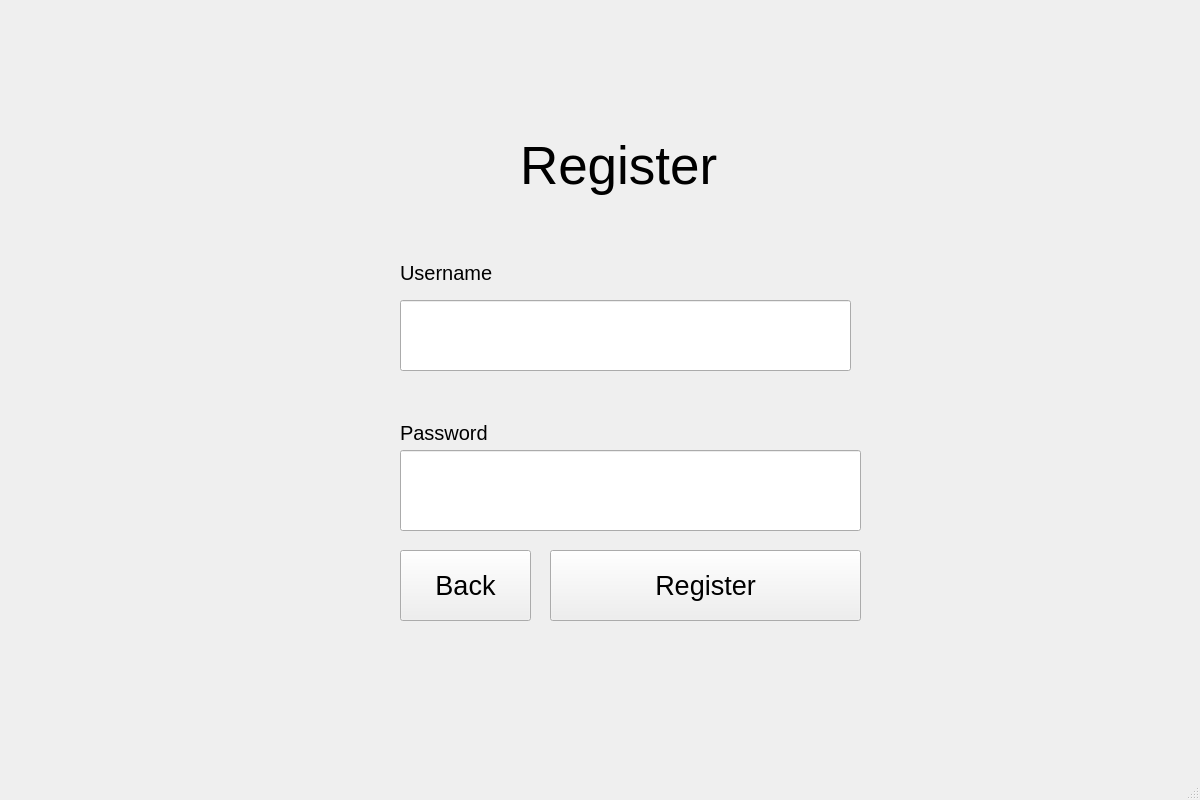
This is register.ui in cjohnson194/Final2 as Qt 5 draws it before an edit. The edited form follows.
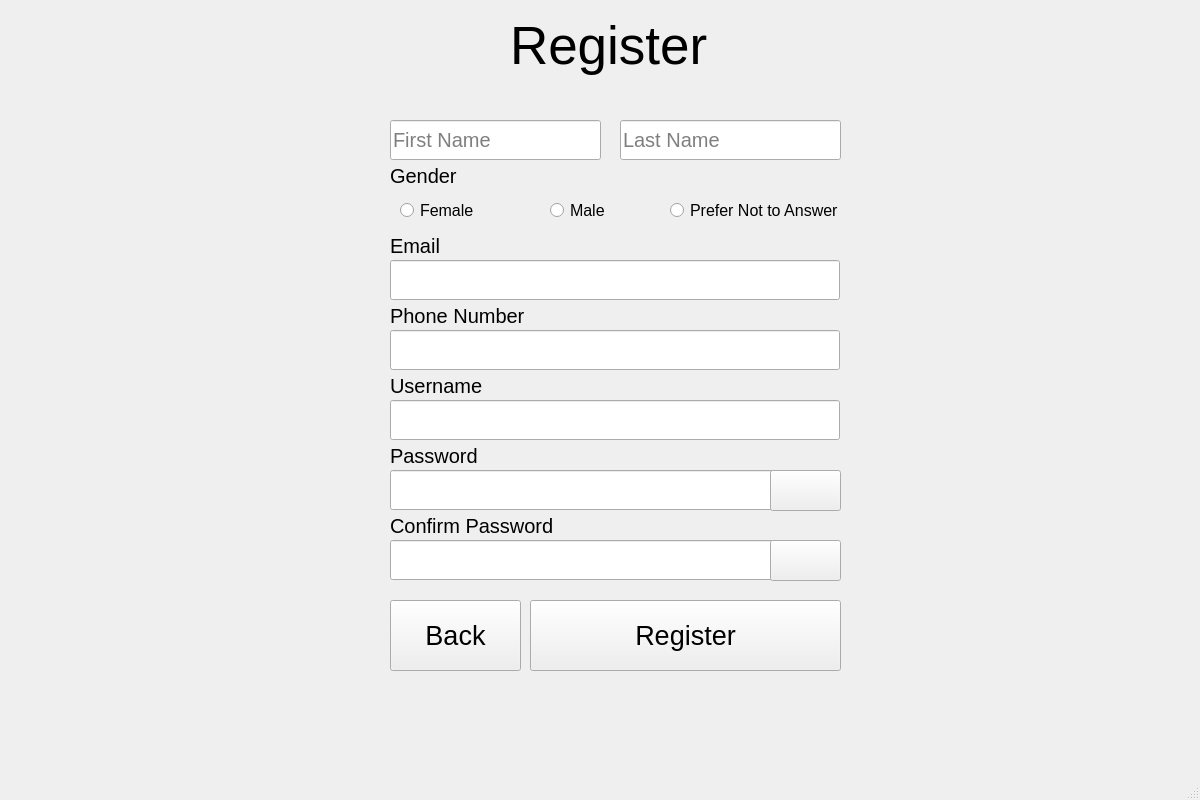
This is the edited form. Icons and pictures are not drawn.

The edit to the form file:
```diff
--- a/register.ui
+++ b/register.ui
@@ -10,6 +10,12 @@
     <height>800</height>
    </rect>
   </property>
+  <property name="sizePolicy">
+   <sizepolicy hsizetype="Fixed" vsizetype="Fixed">
+    <horstretch>0</horstretch>
+    <verstretch>0</verstretch>
+   </sizepolicy>
+  </property>
   <property name="minimumSize">
    <size>
     <width>1200</width>
@@ -25,13 +31,16 @@
   <property name="windowTitle">
    <string>Register</string>
   </property>
+  <property name="tabShape">
+   <enum>QTabWidget::Rounded</enum>
+  </property>
   <widget class="QWidget" name="centralwidget">
    <widget class="QLabel" name="label_top">
     <property name="geometry">
      <rect>
-      <x>520</x>
-      <y>120</y>
-      <width>241</width>
+      <x>510</x>
+      <y>0</y>
+      <width>201</width>
       <height>91</height>
      </rect>
     </property>
@@ -47,30 +56,60 @@
    <widget class="QLineEdit" name="registerLineEdit_username">
     <property name="geometry">
      <rect>
-      <x>400</x>
-      <y>300</y>
-      <width>451</width>
-      <height>71</height>
+      <x>390</x>
+      <y>400</y>
+      <width>450</width>
+      <height>40</height>
      </rect>
     </property>
+    <property name="font">
+     <font>
+      <family>Courier</family>
+      <pointsize>19</pointsize>
+     </font>
+    </property>
+    <property name="focusPolicy">
+     <enum>Qt::ClickFocus</enum>
+    </property>
+    <property name="text">
+     <string/>
+    </property>
    </widget>
    <widget class="QLineEdit" name="registerLineEdit_password">
     <property name="geometry">
      <rect>
-      <x>400</x>
-      <y>450</y>
-      <width>461</width>
-      <height>81</height>
+      <x>390</x>
+      <y>470</y>
+      <width>450</width>
+      <height>40</height>
      </rect>
     </property>
+    <property name="font">
+     <font>
+      <family>Courier</family>
+      <pointsize>19</pointsize>
+     </font>
+    </property>
+    <property name="focusPolicy">
+     <enum>Qt::ClickFocus</enum>
+    </property>
+    <property name="inputMask">
+     <string/>
+    </property>
+    <property name="frame">
+     <bool>true</bool>
+    </property>
+    <property name="echoMode">
+     <enum>QLineEdit::Password</enum>
+    </property>
    </widget>
    <widget class="QLabel" name="label_username">
     <property name="geometry">
      <rect>
-      <x>400</x>
-      <y>252</y>
-      <width>161</width>
-      <height>41</height>
+      <x>390</x>
+      <y>370</y>
+      <width>141</width>
+      <height>31</height>
      </rect>
     </property>
     <property name="font">
@@ -85,10 +124,10 @@
    <widget class="QLabel" name="label_password">
     <property name="geometry">
      <rect>
-      <x>400</x>
-      <y>412</y>
+      <x>390</x>
+      <y>440</y>
       <width>141</width>
-      <height>41</height>
+      <height>31</height>
      </rect>
     </property>
     <property name="font">
@@ -103,8 +142,8 @@
    <widget class="QPushButton" name="RegisterPushButton_register">
     <property name="geometry">
      <rect>
-      <x>550</x>
-      <y>550</y>
+      <x>530</x>
+      <y>600</y>
       <width>311</width>
       <height>71</height>
      </rect>
@@ -121,8 +160,8 @@
    <widget class="QPushButton" name="RegisterPushButton_back">
     <property name="geometry">
      <rect>
-      <x>400</x>
-      <y>550</y>
+      <x>390</x>
+      <y>600</y>
       <width>131</width>
       <height>71</height>
      </rect>
@@ -139,10 +178,10 @@
    <widget class="QLabel" name="register_output_label">
     <property name="geometry">
      <rect>
-      <x>406</x>
-      <y>640</y>
+      <x>396</x>
+      <y>680</y>
       <width>451</width>
-      <height>20</height>
+      <height>31</height>
      </rect>
     </property>
     <property name="text">
@@ -152,6 +191,319 @@
      <set>Qt::AlignCenter</set>
     </property>
    </widget>
+   <widget class="QPushButton" name="eyepass_button_register">
+    <property name="geometry">
+     <rect>
+      <x>770</x>
+      <y>470</y>
+      <width>71</width>
+      <height>41</height>
+     </rect>
+    </property>
+    <property name="text">
+     <string/>
+    </property>
+    <property name="icon">
+     <iconset>
+      <normaloff>eyepass.png</normaloff>eyepass.png</iconset>
+    </property>
+    <property name="iconSize">
+     <size>
+      <width>50</width>
+      <height>50</height>
+     </size>
+    </property>
+    <property name="checkable">
+     <bool>true</bool>
+    </property>
+   </widget>
+   <widget class="QLineEdit" name="registerLineEdit_firstname">
+    <property name="geometry">
+     <rect>
+      <x>390</x>
+      <y>120</y>
+      <width>211</width>
+      <height>40</height>
+     </rect>
+    </property>
+    <property name="font">
+     <font>
+      <pointsize>15</pointsize>
+     </font>
+    </property>
+    <property name="focusPolicy">
+     <enum>Qt::ClickFocus</enum>
+    </property>
+    <property name="inputMask">
+     <string/>
+    </property>
+    <property name="text">
+     <string/>
+    </property>
+    <property name="placeholderText">
+     <string>First Name</string>
+    </property>
+    <property name="cursorMoveStyle">
+     <enum>Qt::VisualMoveStyle</enum>
+    </property>
+   </widget>
+   <widget class="QLabel" name="label_confirm_password">
+    <property name="geometry">
+     <rect>
+      <x>390</x>
+      <y>510</y>
+      <width>171</width>
+      <height>31</height>
+     </rect>
+    </property>
+    <property name="font">
+     <font>
+      <pointsize>15</pointsize>
+     </font>
+    </property>
+    <property name="text">
+     <string>Confirm Password</string>
+    </property>
+   </widget>
+   <widget class="QLineEdit" name="registerLineEdit_password_con">
+    <property name="geometry">
+     <rect>
+      <x>390</x>
+      <y>540</y>
+      <width>450</width>
+      <height>40</height>
+     </rect>
+    </property>
+    <property name="font">
+     <font>
+      <family>Courier</family>
+      <pointsize>19</pointsize>
+     </font>
+    </property>
+    <property name="focusPolicy">
+     <enum>Qt::ClickFocus</enum>
+    </property>
+    <property name="inputMask">
+     <string/>
+    </property>
+    <property name="frame">
+     <bool>true</bool>
+    </property>
+    <property name="echoMode">
+     <enum>QLineEdit::Password</enum>
+    </property>
+   </widget>
+   <widget class="QPushButton" name="eyepass_button_register_2">
+    <property name="geometry">
+     <rect>
+      <x>770</x>
+      <y>540</y>
+      <width>71</width>
+      <height>41</height>
+     </rect>
+    </property>
+    <property name="text">
+     <string/>
+    </property>
+    <property name="icon">
+     <iconset>
+      <normaloff>eyepass.png</normaloff>eyepass.png</iconset>
+    </property>
+    <property name="iconSize">
+     <size>
+      <width>50</width>
+      <height>50</height>
+     </size>
+    </property>
+    <property name="checkable">
+     <bool>true</bool>
+    </property>
+   </widget>
+   <widget class="QLineEdit" name="registerLineEdit_lastname">
+    <property name="geometry">
+     <rect>
+      <x>620</x>
+      <y>120</y>
+      <width>221</width>
+      <height>40</height>
+     </rect>
+    </property>
+    <property name="font">
+     <font>
+      <pointsize>15</pointsize>
+     </font>
+    </property>
+    <property name="focusPolicy">
+     <enum>Qt::ClickFocus</enum>
+    </property>
+    <property name="text">
+     <string/>
+    </property>
+    <property name="placeholderText">
+     <string>Last Name</string>
+    </property>
+   </widget>
+   <widget class="QLabel" name="label_phone_number">
+    <property name="geometry">
+     <rect>
+      <x>390</x>
+      <y>300</y>
+      <width>141</width>
+      <height>31</height>
+     </rect>
+    </property>
+    <property name="font">
+     <font>
+      <pointsize>15</pointsize>
+     </font>
+    </property>
+    <property name="text">
+     <string>Phone Number</string>
+    </property>
+   </widget>
+   <widget class="QLineEdit" name="registerLineEdit_phone_number">
+    <property name="geometry">
+     <rect>
+      <x>390</x>
+      <y>330</y>
+      <width>450</width>
+      <height>40</height>
+     </rect>
+    </property>
+    <property name="font">
+     <font>
+      <family>Courier</family>
+      <pointsize>19</pointsize>
+     </font>
+    </property>
+    <property name="focusPolicy">
+     <enum>Qt::ClickFocus</enum>
+    </property>
+    <property name="text">
+     <string/>
+    </property>
+   </widget>
+   <widget class="QLabel" name="label_email">
+    <property name="geometry">
+     <rect>
+      <x>390</x>
+      <y>230</y>
+      <width>141</width>
+      <height>31</height>
+     </rect>
+    </property>
+    <property name="font">
+     <font>
+      <pointsize>15</pointsize>
+     </font>
+    </property>
+    <property name="text">
+     <string>Email</string>
+    </property>
+   </widget>
+   <widget class="QLineEdit" name="registerLineEdit_email">
+    <property name="geometry">
+     <rect>
+      <x>390</x>
+      <y>260</y>
+      <width>450</width>
+      <height>40</height>
+     </rect>
+    </property>
+    <property name="font">
+     <font>
+      <family>Courier</family>
+      <pointsize>19</pointsize>
+     </font>
+    </property>
+    <property name="focusPolicy">
+     <enum>Qt::ClickFocus</enum>
+    </property>
+    <property name="text">
+     <string/>
+    </property>
+   </widget>
+   <widget class="QLabel" name="label_gender">
+    <property name="geometry">
+     <rect>
+      <x>390</x>
+      <y>160</y>
+      <width>141</width>
+      <height>31</height>
+     </rect>
+    </property>
+    <property name="font">
+     <font>
+      <pointsize>15</pointsize>
+     </font>
+    </property>
+    <property name="text">
+     <string>Gender</string>
+    </property>
+   </widget>
+   <widget class="QRadioButton" name="female_button">
+    <property name="geometry">
+     <rect>
+      <x>400</x>
+      <y>200</y>
+      <width>131</width>
+      <height>21</height>
+     </rect>
+    </property>
+    <property name="font">
+     <font>
+      <pointsize>12</pointsize>
+     </font>
+    </property>
+    <property name="text">
+     <string>Female</string>
+    </property>
+    <attribute name="buttonGroup">
+     <string notr="true">buttonGroup</string>
+    </attribute>
+   </widget>
+   <widget class="QRadioButton" name="male_button">
+    <property name="geometry">
+     <rect>
+      <x>550</x>
+      <y>200</y>
+      <width>111</width>
+      <height>21</height>
+     </rect>
+    </property>
+    <property name="font">
+     <font>
+      <pointsize>12</pointsize>
+     </font>
+    </property>
+    <property name="text">
+     <string>Male</string>
+    </property>
+    <attribute name="buttonGroup">
+     <string notr="true">buttonGroup</string>
+    </attribute>
+   </widget>
+   <widget class="QRadioButton" name="noanswer_button">
+    <property name="geometry">
+     <rect>
+      <x>670</x>
+      <y>200</y>
+      <width>171</width>
+      <height>21</height>
+     </rect>
+    </property>
+    <property name="font">
+     <font>
+      <pointsize>12</pointsize>
+     </font>
+    </property>
+    <property name="text">
+     <string>Prefer Not to Answer</string>
+    </property>
+    <attribute name="buttonGroup">
+     <string notr="true">buttonGroup</string>
+    </attribute>
+   </widget>
   </widget>
   <widget class="QMenuBar" name="menubar">
    <property name="geometry">
```
Left out of the diff: 22 changed lines with no effect on the pictures.
